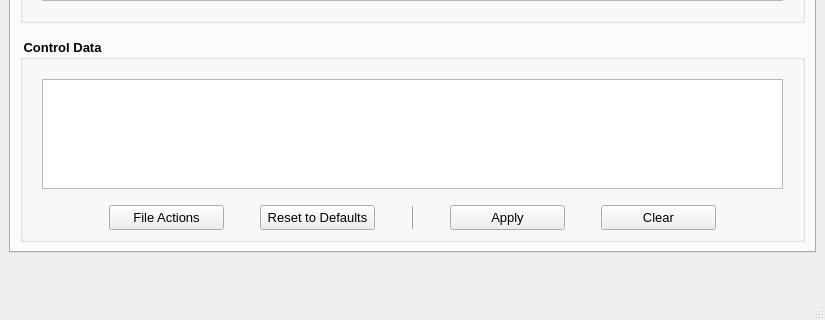
Old version of the form TCP_Client/mainwindow.ui in the repository epw7856/TCP_Client; both pictures show x 0 to 825 and y 291 to 611 of the 825 by 611 pixel window.
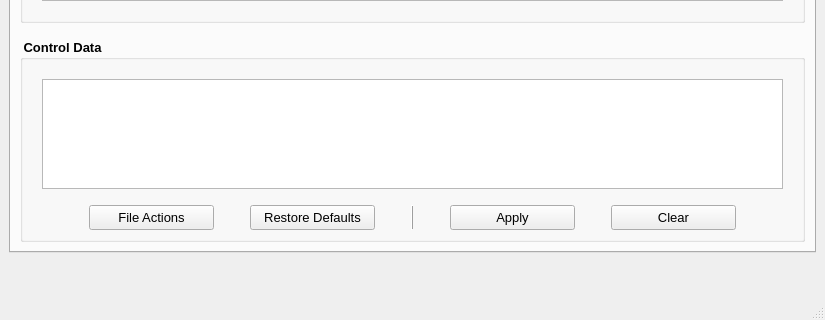
New version of the form.

Commit message: Implemented functionality to restore defaults for selected items.

The edit to the form file:
```diff
--- a/TCP_Client/mainwindow.ui
+++ b/TCP_Client/mainwindow.ui
@@ -391,7 +391,7 @@
                 <widget class="QToolButton" name="toolButtonFileActions">
                  <property name="minimumSize">
                   <size>
-                   <width>115</width>
+                   <width>125</width>
                    <height>25</height>
                   </size>
                  </property>
@@ -425,16 +425,10 @@
                 </spacer>
                </item>
                <item>
-                <widget class="QPushButton" name="pushButtonReset">
-                 <property name="sizePolicy">
-                  <sizepolicy hsizetype="Fixed" vsizetype="Fixed">
-                   <horstretch>0</horstretch>
-                   <verstretch>0</verstretch>
-                  </sizepolicy>
-                 </property>
+                <widget class="QToolButton" name="toolButtonRestore">
                  <property name="minimumSize">
                   <size>
-                   <width>115</width>
+                   <width>125</width>
                    <height>25</height>
                   </size>
                  </property>
@@ -447,7 +441,7 @@
                   </font>
                  </property>
                  <property name="text">
-                  <string>Reset to Defaults</string>
+                  <string>Restore Defaults</string>
                  </property>
                 </widget>
                </item>
@@ -500,7 +494,7 @@
                 <widget class="QPushButton" name="pushButtonApply">
                  <property name="minimumSize">
                   <size>
-                   <width>115</width>
+                   <width>125</width>
                    <height>25</height>
                   </size>
                  </property>
@@ -537,7 +531,7 @@
                 <widget class="QToolButton" name="toolButtonClear">
                  <property name="minimumSize">
                   <size>
-                   <width>115</width>
+                   <width>125</width>
                    <height>25</height>
                   </size>
                  </property>
```
The commit also changes 6 other files.
